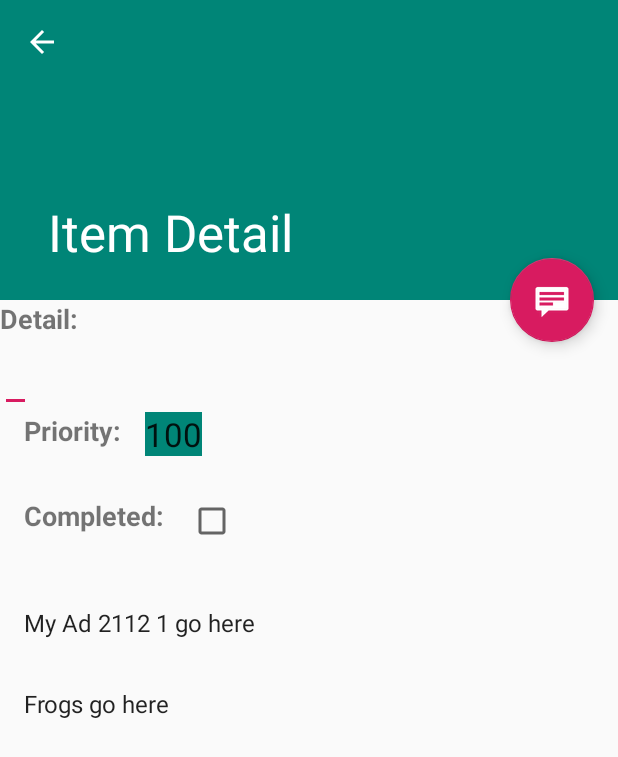
After one commit to DanishCaptain/ToDo, an Android app: the TodoDetailFragment screen opened directly, with no data from a screen before it, on a phone screen of 412 x 824 dp. The commit adds this screen. Shown: the top 757 px of the screen. Run offline under Robolectric (Android 15) with nearby library versions, the phone set to English and light mode, and no system bars; 2 statements that could not run were skipped.

Commit message:
clean-up - adjust

```diff
--- a/app/src/main/java/org/mendybot/android/todo/ItemDetailActivity.java
+++ b/app/src/main/java/org/mendybot/android/todo/TodoDetailActivity.java
@@ -14,9 +14,9 @@ import android.view.MenuItem;
  * An activity representing a single Item detail screen. This
  * activity is only used on narrow width devices. On tablet-size devices,
  * item details are presented side-by-side with a list of items
- * in a {@link ItemListActivity}.
+ * in a {@link TodoListActivity}.
  */
-public class ItemDetailActivity extends AppCompatActivity {
+public class TodoDetailActivity extends AppCompatActivity {
 
     @Override
     protected void onCreate(Bundle savedInstanceState) {
@@ -53,9 +53,9 @@ public class ItemDetailActivity extends AppCompatActivity {
             // Create the detail fragment and add it to the activity
             // using a fragment transaction.
             Bundle arguments = new Bundle();
-            arguments.putString(ItemDetailFragment.ARG_ITEM_ID,
-                    getIntent().getStringExtra(ItemDetailFragment.ARG_ITEM_ID));
-            ItemDetailFragment fragment = new ItemDetailFragment();
+            arguments.putString(TodoDetailFragment.ARG_ITEM_ID,
+                    getIntent().getStringExtra(TodoDetailFragment.ARG_ITEM_ID));
+            TodoDetailFragment fragment = new TodoDetailFragment();
             fragment.setArguments(arguments);
             getSupportFragmentManager().beginTransaction()
                     .add(R.id.item_detail_container, fragment)
@@ -73,7 +73,7 @@ public class ItemDetailActivity extends AppCompatActivity {
             //
             // http://developer.android.com/design/patterns/navigation.html#up-vs-back
             //
-            navigateUpTo(new Intent(this, ItemListActivity.class));
+            navigateUpTo(new Intent(this, TodoListActivity.class));
             return true;
         }
         return super.onOptionsItemSelected(item);
--- /dev/null
+++ b/app/src/main/java/org/mendybot/android/todo/TodoDetailFragment.java
@@ -0,0 +1,112 @@
+package org.mendybot.android.todo;
+
+import android.app.Activity;
+import android.graphics.Color;
+import android.support.design.widget.CollapsingToolbarLayout;
+import android.os.Bundle;
+import android.support.v4.app.Fragment;
+import android.support.v4.app.FragmentActivity;
+import android.text.Editable;
+import android.text.TextWatcher;
+import android.view.LayoutInflater;
+import android.view.View;
+import android.view.ViewGroup;
+import android.widget.CheckBox;
+import android.widget.CompoundButton;
+import android.widget.TextView;
+import android.widget.EditText;
+
+import org.mendybot.android.todo.model.TodoModel;
+import org.mendybot.android.todo.model.domain.Todo;
+
+/**
+ * A fragment representing a single Item detail screen.
+ * This fragment is either contained in a {@link TodoListActivity}
+ * in two-pane mode (on tablets) or a {@link TodoDetailActivity}
+ * on handsets.
+ */
+public class TodoDetailFragment extends Fragment implements TextWatcher, CompoundButton.OnCheckedChangeListener {
+    /**
+     * The fragment argument representing the item ID that this fragment
+     * represents.
+     */
+    public static final String ARG_ITEM_ID = "item_id";
+
+    /**
+     * The Todo content this fragment is presenting.
+     */
+    private Todo mItem;
+
+    /**
+     * Mandatory empty constructor for the fragment manager to instantiate the
+     * fragment (e.g. upon screen orientation changes).
+     */
+    public TodoDetailFragment() {
+    }
+
+    @Override
+    public void onCreate(Bundle savedInstanceState) {
+        super.onCreate(savedInstanceState);
+
+        Bundle a = getArguments();
+        if (a.containsKey(ARG_ITEM_ID)) {
+            // Load the Todo content specified by the fragment
+            // arguments. In a real-world scenario, use a Loader
+            // to load content from a content provider.
+            String key = getArguments().getString(ARG_ITEM_ID);
+            mItem = TodoModel.getInstance().lookupItem(key);
+
+            Activity activity = this.getActivity();
+            CollapsingToolbarLayout appBarLayout = (CollapsingToolbarLayout) activity.findViewById(R.id.toolbar_layout);
+            if (appBarLayout != null) {
+                appBarLayout.setTitle(mItem.getTask());
+            }
+        }
+    }
+
+    @Override
+    public View onCreateView(LayoutInflater inflater, ViewGroup container,
+                             Bundle savedInstanceState) {
+        View rootView = inflater.inflate(R.layout.item_detail, container, false);
+
+        if (mItem != null) {
+            EditText edit = rootView.findViewById(R.id.item_detail_edit);
+            edit.setText(mItem.getDetails());
+            edit.addTextChangedListener(this);
+
+            CheckBox cb = rootView.findViewById(R.id.item_edit_completed);
+            cb.setChecked(mItem.isCompleted());
+            cb.setOnCheckedChangeListener(this);
+        }
+
+        return rootView;
+    }
+
+    @Override
+    public void beforeTextChanged(CharSequence s, int start, int count, int after) {
+    }
+
+    @Override
+    public void onTextChanged(CharSequence s, int start, int before, int count) {
+    }
+
+    @Override
+    public void afterTextChanged(Editable s) {
+        mItem.setDetails(s.toString());
+    }
+
+
+
+    @Override
+    public void onCheckedChanged(CompoundButton buttonView, boolean isChecked) {
+        FragmentActivity a = getActivity();
+        System.out.println(a);
+        CheckBox cb1 = this.getActivity().findViewById(R.id.item_edit_completed);
+        if (cb1 == buttonView) {
+            mItem.setCompleted(isChecked);
+//            this.getActivity().findViewById(R.id.item_list).invalidate();
+//            this.getActivity().findViewById(R.id.item_list).setBackgroundColor(Color.RED);
+        }
+
+    }
+}
--- a/app/src/main/java/org/mendybot/android/todo/model/domain/TaskType.java
+++ /dev/null
@@ -1,5 +0,0 @@
-package org.mendybot.android.todo.model.domain;
-
-public enum TaskType {
-    SHOPPING
-}
--- a/app/src/main/res/layout-w900dp/item_list.xml
+++ b/app/src/main/res/layout-w900dp/item_list.xml
@@ -10,7 +10,7 @@
     android:divider="?android:attr/dividerHorizontal"
     android:orientation="horizontal"
     android:showDividers="middle"
-    tools:context=".ItemListActivity">
+    tools:context=".TodoListActivity">
 
     <!--
     This layout is a two-pane layout for the Items
@@ -27,8 +27,8 @@
         android:layout_marginLeft="16dp"
         android:layout_marginRight="16dp"
         app:layoutManager="LinearLayoutManager"
-        tools:context="org.mendybot.android.todo.ItemListActivity"
-        tools:listitem="@layout/item_list_content" />
+        tools:context="org.mendybot.android.todo.TodoListActivity"
+        tools:listitem="@layout/todo_list_content" />
 
     <FrameLayout
         android:id="@+id/item_detail_container"
--- a/app/src/main/res/layout/activity_item_detail.xml
+++ b/app/src/main/res/layout/activity_item_detail.xml
@@ -5,7 +5,7 @@
     android:layout_width="match_parent"
     android:layout_height="match_parent"
     android:fitsSystemWindows="true"
-    tools:context=".ItemDetailActivity"
+    tools:context=".TodoDetailActivity"
     tools:ignore="MergeRootFrame">
 
     <android.support.design.widget.AppBarLayout
--- a/app/src/main/res/layout/item_list_content.xml
+++ b/app/src/main/res/layout/banner_ad.xml
@@ -5,16 +5,11 @@
     android:orientation="horizontal">
 
     <TextView
-        android:id="@+id/task_type"
+        android:id="@+id/ad_1"
         android:layout_width="wrap_content"
         android:layout_height="wrap_content"
         android:layout_margin="@dimen/text_margin"
-        android:textAppearance="?attr/textAppearanceListItem" />
-
-    <TextView
-        android:id="@+id/task"
-        android:layout_width="wrap_content"
-        android:layout_height="wrap_content"
-        android:layout_margin="@dimen/text_margin"
-        android:textAppearance="?attr/textAppearanceListItem" />
+        android:textAppearance="?attr/textAppearanceListItem"
+        android:text="Frogs go here"
+        />
 </LinearLayout>
--- a/app/src/main/res/layout/item_detail.xml
+++ b/app/src/main/res/layout/item_detail.xml
@@ -1,10 +1,89 @@
 <?xml version="1.0" encoding="utf-8"?>
-<TextView xmlns:android="http://schemas.android.com/apk/res/android"
+<LinearLayout xmlns:android="http://schemas.android.com/apk/res/android"
     xmlns:tools="http://schemas.android.com/tools"
-    android:id="@+id/item_detail"
-    style="?android:attr/textAppearanceLarge"
     android:layout_width="match_parent"
-    android:layout_height="match_parent"
-    android:padding="16dp"
-    android:textIsSelectable="true"
-    tools:context=".ItemDetailFragment" />
+    android:layout_height="wrap_content"
+    android:orientation="vertical">
+
+    <LinearLayout
+        android:layout_width="wrap_content"
+        android:layout_height="wrap_content"
+        android:orientation="vertical">
+
+        <TextView
+            android:layout_width="wrap_content"
+            android:layout_height="wrap_content"
+            android:text="Detail:"
+            android:textSize="18sp"
+            android:textStyle="bold" />
+        <EditText
+            xmlns:android="http://schemas.android.com/apk/res/android"
+            xmlns:tools="http://schemas.android.com/tools"
+            android:id="@+id/item_detail_edit"
+            style="?android:attr/textAppearanceLarge"
+            android:layout_width="wrap_content"
+            android:layout_height="wrap_content"
+            android:textIsSelectable="false"
+            tools:context=".TodoDetailFragment" />
+    </LinearLayout>
+
+    <LinearLayout
+        android:layout_width="wrap_content"
+        android:layout_height="wrap_content"
+        android:orientation="horizontal">
+
+        <TextView
+            android:layout_width="wrap_content"
+            android:layout_height="wrap_content"
+            android:layout_gravity="start"
+            android:layout_margin="@dimen/text_margin"
+            android:text="Priority:"
+            android:textSize="18sp"
+            android:textStyle="bold" />
+
+        <TextView
+            android:id="@+id/item_priority"
+            style="?android:attr/textAppearanceLarge"
+            android:layout_width="wrap_content"
+            android:layout_height="wrap_content"
+            android:layout_gravity="start"
+            android:background="@color/colorPrimary"
+            android:text="100"
+            tools:context=".TodoDetailFragment" />
+
+    </LinearLayout>
+
+    <LinearLayout
+        android:layout_width="wrap_content"
+        android:layout_height="wrap_content"
+        android:orientation="horizontal"
+        >
+
+        <TextView
+            android:layout_width="wrap_content"
+            android:layout_height="wrap_content"
+            android:layout_gravity="start"
+            android:layout_margin="@dimen/text_margin"
+            android:text="Completed:"
+            android:textSize="18sp"
+            android:textStyle="bold" />
+
+        <CheckBox
+            android:id="@+id/item_edit_completed"
+            android:layout_width="wrap_content"
+            android:layout_height="wrap_content"
+            android:layout_gravity="start"
+            android:clickable="true" />
+    </LinearLayout>
+
+    <TextView
+        android:id="@+id/ad_2112_1"
+        android:layout_width="wrap_content"
+        android:layout_height="wrap_content"
+        android:layout_margin="@dimen/text_margin"
+        android:text="My Ad 2112 1 go here"
+        android:textAppearance="?attr/textAppearanceListItem" />
+
+    <include layout="@layout/banner_ad" />
+
+</LinearLayout>
--- a/app/src/main/res/layout/item_list.xml
+++ b/app/src/main/res/layout/item_list.xml
@@ -9,5 +9,5 @@
     android:layout_marginLeft="16dp"
     android:layout_marginRight="16dp"
     app:layoutManager="LinearLayoutManager"
-    tools:context=".ItemListActivity"
-    tools:listitem="@layout/item_list_content" />
+    tools:context=".TodoListActivity"
+    tools:listitem="@layout/todo_list_content" />
```
Also changed, not shown: app/src/main/AndroidManifest.xml (+5 -4 lines), app/src/main/java/org/mendybot/android/todo/ItemDetailFragment.java (deleted, +0 -70 lines), app/src/main/java/org/mendybot/android/todo/TodoApplication.java (added, +13 -0 lines), app/src/main/java/org/mendybot/android/todo/TodoListActivity.java (renamed from app/src/main/java/org/mendybot/android/todo/ItemListActivity.java, +30 -17 lines), app/src/main/java/org/mendybot/android/todo/model/TodoModel.java (+101 -17 lines), app/src/main/java/org/mendybot/android/todo/model/domain/Todo.java (added, +69 -0 lines), app/src/main/java/org/mendybot/android/todo/model/domain/TodoItem.java (deleted, +0 -51 lines), app/src/main/java/org/mendybot/android/todo/model/domain/TodoType.java (added, +15 -0 lines), app/src/main/res/layout/activity_item_list.xml (+5 -2 lines), app/src/main/res/layout/todo_list_content.xml (added, +38 -0 lines).
